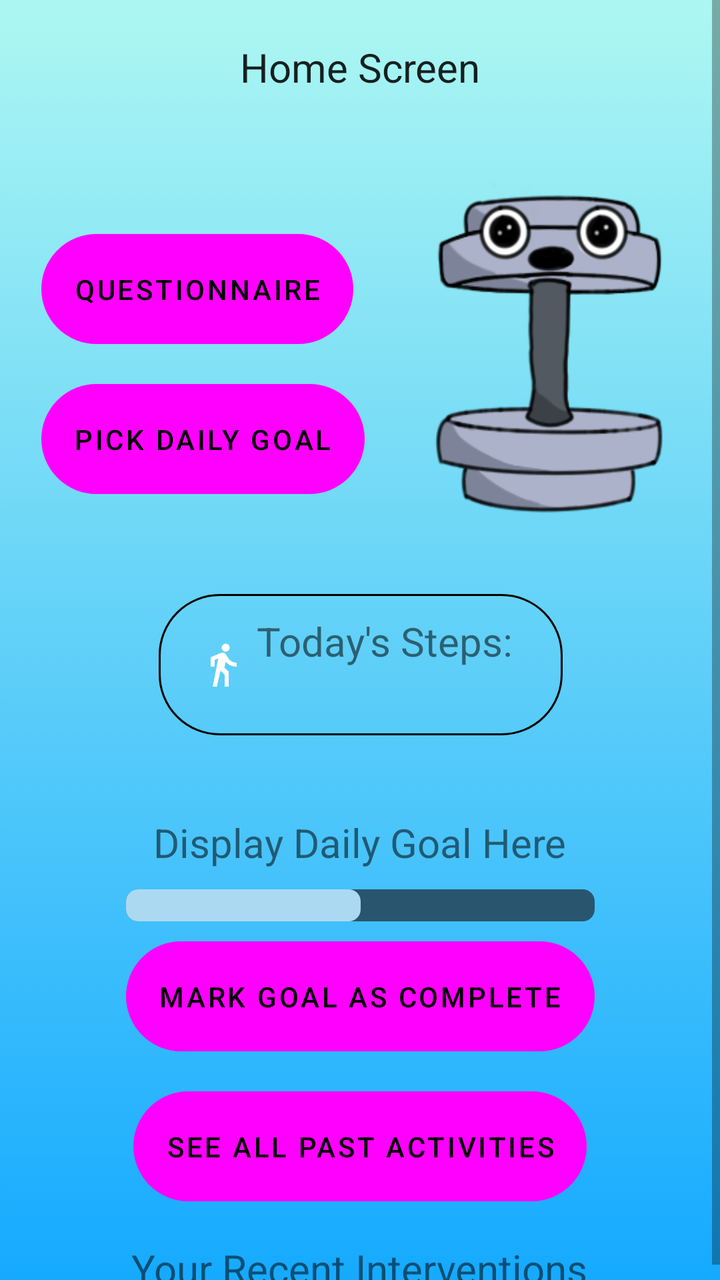
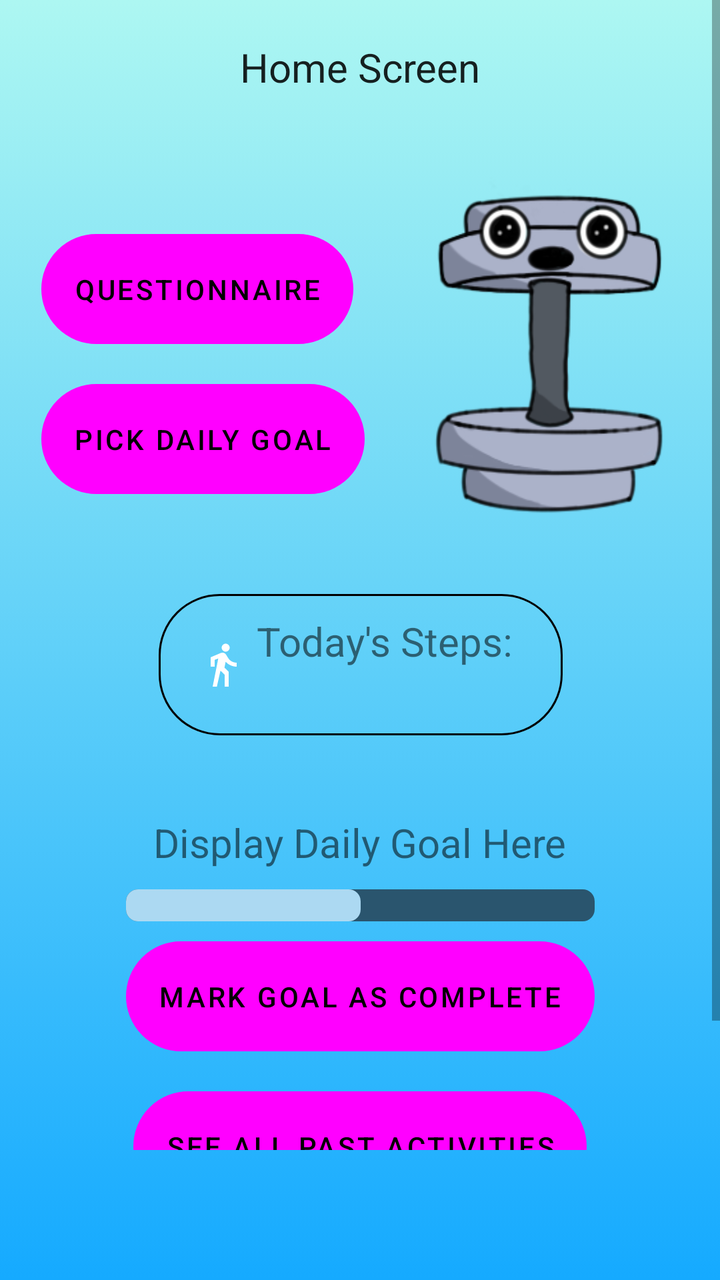

An Android layout rendered at two revisions. The XML below is the earlier revision; the diff shows what the commit changed to produce the second picture.
<!-- AndroidManifest.xml: application theme Theme.SELab23B02 -->
<!-- res/layout/fragment_home.xml -->
<?xml version="1.0" encoding="utf-8"?>
<androidx.constraintlayout.widget.ConstraintLayout xmlns:android="http://schemas.android.com/apk/res/android"
    xmlns:app="http://schemas.android.com/apk/res-auto"
    xmlns:tools="http://schemas.android.com/tools"
    android:layout_width="match_parent"
    android:layout_height="match_parent"

    tools:context=".HomeFragment"
    android:background="@drawable/blue_light_mode_background"
    android:id="@+id/homeFragment"
    android:layout_marginBottom="65dp">




    <ScrollView
        android:id="@+id/scrollViewHome"
        android:layout_width="match_parent"
        android:layout_height="match_parent"
        app:layout_constraintBottom_toBottomOf="parent"
        app:layout_constraintLeft_toLeftOf="parent"
        app:layout_constraintRight_toRightOf="parent"
        app:layout_constraintTop_toTopOf="parent">

        <androidx.constraintlayout.widget.ConstraintLayout
            android:layout_width="match_parent"
            android:layout_height="match_parent">

            <TextView
                android:id="@+id/tvHomeTitle"
                android:layout_width="wrap_content"
                android:layout_height="wrap_content"
                android:layout_gravity="center"
                android:layout_marginTop="20dp"
                android:text="Home Screen"
                android:textSize="20sp"
                android:textAppearance="?android:attr/textAppearanceLarge"

                app:layout_constraintLeft_toLeftOf="parent"
                app:layout_constraintRight_toRightOf="parent"
                app:layout_constraintTop_toTopOf="parent" />

            <LinearLayout

                android:id="@+id/linearLayoutHomeUpper"
                android:layout_width="wrap_content"
                android:layout_height="wrap_content"
                android:layout_marginTop="20dp"
                android:divider="@drawable/divider_big"
                android:gravity="center"
                android:orientation="horizontal"
                android:showDividers="middle"
                app:layout_constraintLeft_toLeftOf="parent"
                app:layout_constraintRight_toRightOf="parent"
                app:layout_constraintTop_toBottomOf="@id/tvHomeTitle">

                <LinearLayout
                    android:id="@+id/linearLayoutHomeLittleBeing"
                    android:layout_width="wrap_content"
                    android:layout_height="wrap_content"
                    android:layout_gravity="center"
                    android:orientation="vertical"
                    app:layout_constraintLeft_toLeftOf="parent"
                    app:layout_constraintRight_toRightOf="parent"
                    app:layout_constraintTop_toBottomOf="@id/buttonLittleBeing">

                    <Button
                        android:id="@+id/btHomeQuestionnaire"
                        android:layout_width="wrap_content"
                        android:layout_height="wrap_content"
                        android:layout_marginTop="20dp"
                        android:onClick="QuestionnaireClicked"
                        android:text="Questionnaire"
                        android:paddingTop="12dp"
                        android:paddingBottom="12dp"
                        android:background="@drawable/step_count_border"
                        />

                    <Button
                        android:id="@+id/btHomeDailyGoal"
                        android:layout_width="wrap_content"
                        android:layout_height="wrap_content"
                        android:layout_marginTop="20dp"
                        android:onClick="PickDailyGoalClicked"
                        android:text="Pick Daily Goal"
                        android:paddingTop="12dp"
                        android:paddingBottom="12dp"
                        android:background="@drawable/step_count_border"/>
                </LinearLayout>

                <ImageButton
                    android:id="@+id/buttonLittleBeing"
                    android:layout_width="132dp"
                    android:layout_height="210dp"
                    android:background="@drawable/little_being" />
            </LinearLayout>

            <LinearLayout
                android:id="@+id/linearLayoutStepCount"
                android:layout_width="wrap_content"
                android:layout_height="wrap_content"
                android:orientation="horizontal"
                android:gravity="left"
                android:divider="@drawable/divider"
                android:showDividers="middle"
                android:layout_marginTop="20dp"
                android:background="@drawable/step_count_border"
                android:paddingRight="20dp"

                app:layout_constraintLeft_toLeftOf="@id/linearLayoutHomeDailyGoal"
                app:layout_constraintRight_toRightOf="@id/linearLayoutHomeDailyGoal"
                app:layout_constraintTop_toBottomOf="@id/linearLayoutHomeUpper">

                <ImageView
                    android:id="@+id/imageViewStepCount"
                    android:layout_width="wrap_content"
                    android:layout_height="wrap_content"
                    android:src="@drawable/baseline_directions_walk_24_dark_mode"
                    android:layout_gravity="center"/>

                <TextView
                    android:id="@+id/textViewStepCount"
                    android:layout_width="wrap_content"
                    android:layout_height="wrap_content"
                    android:text="Today's Steps: \n"
                    android:textSize="20sp"
                    />
            </LinearLayout>

            <LinearLayout
                android:id="@+id/linearLayoutHomeDailyGoal"
                android:layout_width="wrap_content"
                android:layout_height="wrap_content"
                android:layout_marginTop="40dp"
                android:divider="@drawable/divider"
                android:gravity="center"
                android:orientation="vertical"
                android:showDividers="middle"

                app:layout_constraintLeft_toLeftOf="parent"
                app:layout_constraintRight_toRightOf="parent"
                app:layout_constraintTop_toBottomOf="@+id/linearLayoutStepCount">



                <TextView
                    android:id="@+id/DailyGoalTxt"
                    android:layout_width="wrap_content"
                    android:layout_height="wrap_content"
                    android:text="Display Daily Goal Here"
                    android:textSize="20sp" />

                <ProgressBar
                    android:id="@+id/DailyGoalProgressBar"
                    style="?android:progressBarStyleHorizontal"
                    android:layout_width="match_parent"
                    android:layout_height="wrap_content"
                    android:indeterminate="false"
                    android:max="100"
                    android:progress="50"
                    android:progressDrawable="@drawable/progress_bar_background_light_mode_blue" />

                <Button
                    android:id="@+id/btHomeGoalComplete"
                    android:layout_width="wrap_content"
                    android:layout_height="wrap_content"
                    android:onClick="markGoalAsCompleteClicked"
                    android:text="Mark Goal as Complete"
                    android:paddingTop="12dp"
                    android:paddingBottom="12dp"
                    android:background="@drawable/step_count_border"
                    />

            </LinearLayout>


            <Button
                android:id="@+id/SeeAllPastActivitiesButton"
                android:layout_width="wrap_content"
                android:layout_height="wrap_content"
                android:layout_marginTop="20dp"
                android:onClick="seeAllPastActivitiesClicked"
                android:text="See all past activities"
                android:paddingTop="12dp"
                android:paddingBottom="12dp"
                android:background="@drawable/step_count_border"
                app:layout_constraintLeft_toLeftOf="parent"
                app:layout_constraintRight_toRightOf="parent"
                app:layout_constraintTop_toBottomOf="@+id/linearLayoutHomeDailyGoal" />

            <LinearLayout
                android:id="@+id/linearLayoutHomeRecentActivities"
                android:layout_width="match_parent"
                android:layout_height="wrap_content"
                android:orientation="vertical"
                android:gravity="center"
                android:paddingRight="20dp"
                android:paddingLeft="20dp"
                android:layout_marginTop="20dp"
                android:divider="@drawable/divider"
                android:showDividers="middle"

                app:layout_constraintTop_toBottomOf="@+id/SeeAllPastActivitiesButton"
                app:layout_constraintLeft_toLeftOf="parent"
                app:layout_constraintRight_toRightOf="parent"
                app:layout_constraintBottom_toBottomOf="parent">

                <TextView
                    android:layout_width="wrap_content"
                    android:layout_height="wrap_content"
                    android:text="Your Recent Interventions"
                    android:textSize="20sp"/>
            </LinearLayout>


        </androidx.constraintlayout.widget.ConstraintLayout>
    </ScrollView>

</androidx.constraintlayout.widget.ConstraintLayout>
<!-- resources referenced by this layout -->
<resources>
  <!-- drawable baseline_directions_walk_24_dark_mode (drawable) -->
  <vector android:autoMirrored="true" android:height="24dp"
      android:tint="#FFFFFF" android:viewportHeight="24"
      android:viewportWidth="24" android:width="24dp" xmlns:android="http://schemas.android.com/apk/res/android">
      <path android:fillColor="@android:color/white" android:pathData="M13.5,5.5c1.1,0 2,-0.9 2,-2s-0.9,-2 -2,-2 -2,0.9 -2,2 0.9,2 2,2zM9.8,8.9L7,23h2.1l1.8,-8 2.1,2v6h2v-7.5l-2.1,-2 0.6,-3C14.8,12 16.8,13 19,13v-2c-1.9,0 -3.5,-1 -4.3,-2.4l-1,-1.6c-0.4,-0.6 -1,-1 -1.7,-1 -0.3,0 -0.5,0.1 -0.8,0.1L6,8.3V13h2V9.6l1.8,-0.7"/>
  </vector>
  <!-- drawable blue_light_mode_background (drawable) -->
  <?xml version="1.0" encoding="utf-8"?>
  <selector xmlns:android="http://schemas.android.com/apk/res/android">
      <item>
          <shape>
              <gradient
                  android:type="linear"
                  android:startColor="#ADF7F2"
                  android:endColor="#15AAFF"
                  android:angle="270"
                  />
          </shape>
      </item>
  </selector>
  <!-- drawable divider (drawable) -->
  <?xml version="1.0" encoding="utf-8"?>
  <shape xmlns:android="http://schemas.android.com/apk/res/android">
      <size
          android:height="10dp"
          android:width="5dp"
          />
  </shape>
  <!-- drawable divider_big (drawable) -->
  <?xml version="1.0" encoding="utf-8"?>
  <shape xmlns:android="http://schemas.android.com/apk/res/android">
      <size
          android:height="0dp"
          android:width="25dp"
          />
  </shape>
  <!-- drawable little_being: png bitmap (drawable, 34207 bytes) -->
  <!-- drawable progress_bar_background_light_mode_blue (drawable) -->
  <?xml version="1.0" encoding="utf-8"?>
  <layer-list xmlns:android="http://schemas.android.com/apk/res/android">
      <item android:id="@android:id/background">
          <shape android:shape="rectangle">
              <corners android:radius="6dp"/>
              <solid android:color="#2a556e"/>
          </shape>
      </item>
  
      <item android:id="@+id/progress">
          <scale android:scaleWidth="100%">
              <shape android:shape="rectangle">
                  <corners android:radius="6dp"/>
                  <solid android:color="#acd9f2"/>
              </shape>
  
          </scale>
      </item>
  
  </layer-list>
  <!-- drawable step_count_border (drawable) -->
  <?xml version="1.0" encoding="UTF-8"?>
  <shape xmlns:android="http://schemas.android.com/apk/res/android" android:shape="rectangle">
      <corners android:radius="30dp"/>
      <padding android:left="20dp" android:right="10dp" android:top="10dp" android:bottom="10dp"/>
      <stroke android:width="1dp" android:color="@color/off_white"/>
  </shape>
  <style name="Theme.SELab23B02" parent="Theme.MaterialComponents.DayNight.DarkActionBar">
          
          <item name="colorPrimary">@color/off_white</item>
          <item name="colorPrimaryVariant">@color/accent_color</item>
          <item name="colorOnPrimary">@color/black</item>
          
          <item name="colorSecondary">@color/ap_gray</item>
          <item name="colorSecondaryVariant">@color/teal_700</item>
          <item name="colorOnSecondary">@color/black</item>
          
          <item name="android:statusBarColor">@color/black</item>
          
      </style>
  <color name="accent_color">#516395</color>
  <color name="black">#FF000000</color>
  <color name="teal_700">#FF018786</color>
</resources>

<!-- the commit's change to res/layout/fragment_home.xml (unified diff, before → after) -->
@@ -4,11 +4,10 @@
     xmlns:tools="http://schemas.android.com/tools"
     android:layout_width="match_parent"
     android:layout_height="match_parent"
-
     tools:context=".HomeFragment"
     android:background="@drawable/blue_light_mode_background"
     android:id="@+id/homeFragment"
-    android:layout_marginBottom="65dp">
+    >
 
 
 
@@ -20,7 +19,8 @@
         app:layout_constraintBottom_toBottomOf="parent"
         app:layout_constraintLeft_toLeftOf="parent"
         app:layout_constraintRight_toRightOf="parent"
-        app:layout_constraintTop_toTopOf="parent">
+        app:layout_constraintTop_toTopOf="parent"
+        android:layout_marginBottom="65dp">
 
         <androidx.constraintlayout.widget.ConstraintLayout
             android:layout_width="match_parent"
<!-- resource entries referenced after the edit -->
@@ -74,8 +74,9 @@
           <item name="colorSecondary">@color/ap_gray</item>
           <item name="colorSecondaryVariant">@color/teal_700</item>
           <item name="colorOnSecondary">@color/black</item>
+          <item name="titleTextColor">@color/black</item>
           
-          <item name="android:statusBarColor">@color/black</item>
+          <item name="android:statusBarColor">@color/off_white</item>
           
       </style>
   <color name="accent_color">#516395</color>
